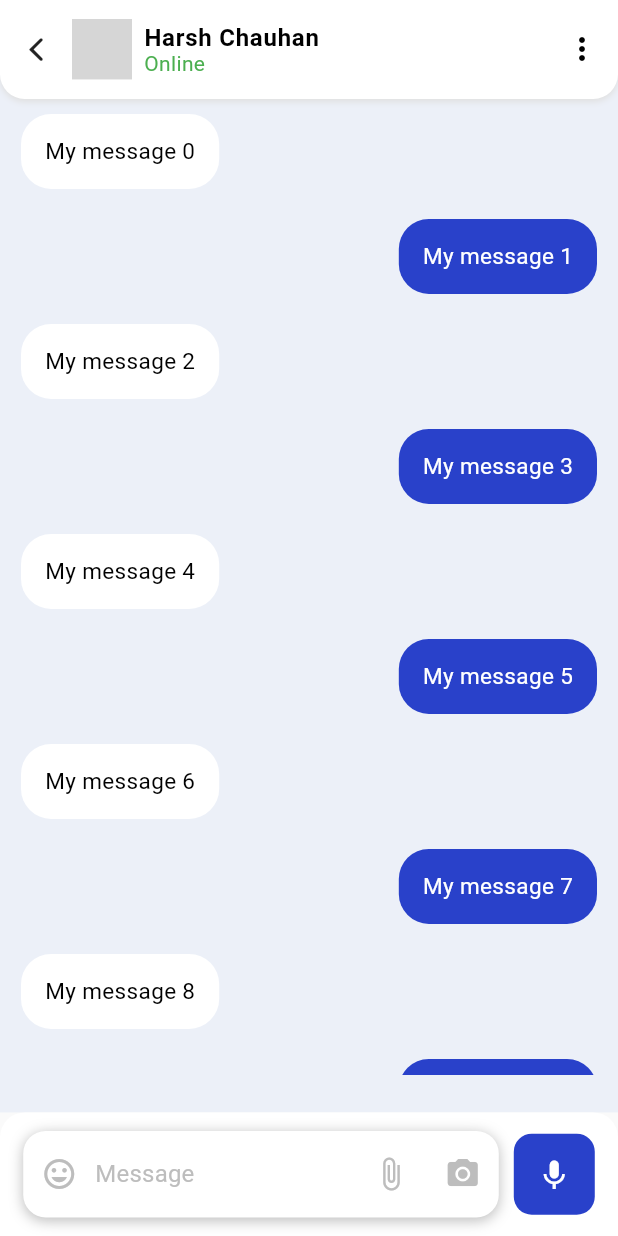
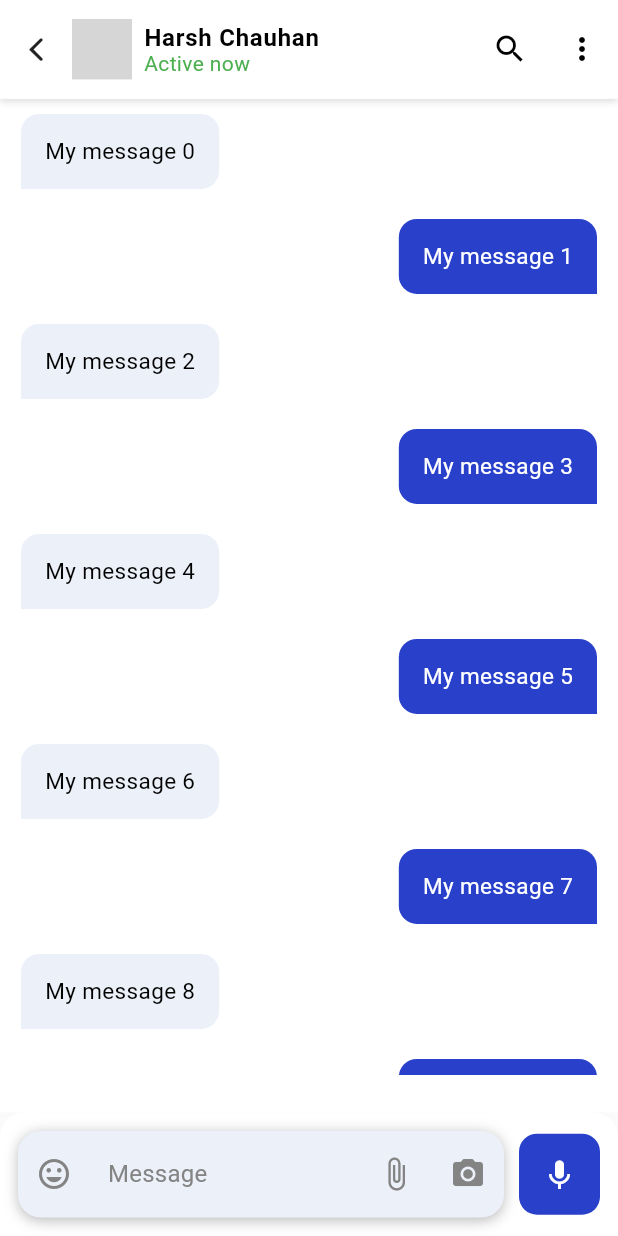
Before and after one commit to HarshChauhan626/chatter, a Flutter app: the ChatScreen screen opened by its route, on a phone screen of 412 x 824 dp. Run offline on Flutter 3.47's test engine with Material 2 defaults, Android fonts, the phone set to English and light mode, and no system bars; our stand-ins replace cloud_firestore, firebase_auth, firebase_core, flutter_rating_bar, flutter_staggered_animations, flutter_svg and 6 more; missing offline and left inert: random_avatar; accounts and stored records are empty; network calls fail; Roboto replaces fonts that are missing (IBM); grey boxes are pictures that could not be loaded.

Commit message:
Chat screen ui improvements.

```diff
--- a/lib/bindings/auth_binding.dart
+++ b/lib/bindings/auth_binding.dart
@@ -5,6 +5,6 @@ import '../controllers/auth_controller.dart';
 class AuthBinding extends Bindings{
   @override
   void dependencies() {
-    Get.lazyPut(() => AuthController());
+    Get.put(() => AuthController());
   }
 }
--- a/lib/screens/chat_screen.dart
+++ b/lib/screens/chat_screen.dart
@@ -5,7 +5,8 @@ import 'package:flutter/cupertino.dart';
 import 'package:flutter/material.dart';
 import 'package:random_avatar/random_avatar.dart';
 import 'package:sizer/sizer.dart';
-
+import 'package:chat_app/utils/extensions.dart';
+import '../utils/app_strings.dart';
 
 class ChatScreen extends StatefulWidget {
   const ChatScreen({Key? key}) : super(key: key);
@@ -17,7 +18,7 @@ class ChatScreen extends StatefulWidget {
     //     settings: const RouteSettings(name: routeName),
     //     builder: (_) =>const ChatScreen()
     // );
-    return CustomRouteBuilder(page: const ChatScreen(),routeName: routeName);
+    return CustomRouteBuilder(page: const ChatScreen(), routeName: routeName);
   }
 
   @override
@@ -25,13 +26,10 @@ class ChatScreen extends StatefulWidget {
 }
 
 class _ChatScreenState extends State<ChatScreen> {
+  TextEditingController inputMessageController = TextEditingController();
 
-
-  TextEditingController inputMessageController=TextEditingController();
-
-  List<String> messageList=[
-    for(int i=0;i<100;i++)
-      "My message $i",
+  List<String> messageList = [
+    for (int i = 0; i < 100; i++) "My message $i",
   ];
 
   void callEmoji() {
@@ -50,7 +48,7 @@ class _ChatScreenState extends State<ChatScreen> {
     debugPrint('Voice Icon Pressed...');
   }
 
-  void callSendMessage(){
+  void callSendMessage() {
     debugPrint('Send message pressed');
   }
 
@@ -59,25 +57,24 @@ class _ChatScreenState extends State<ChatScreen> {
     return CustomSafeArea(
       child: Scaffold(
         extendBody: true,
-        backgroundColor: AppColors.textFieldBackgroundColor,
+        backgroundColor: AppColors.whiteColor,
         appBar: getAppBar(),
         body: getBody(),
-        bottomSheet:
-        getInputField(),
+        bottomSheet: getInputField(),
       ),
     );
   }
 
-  PreferredSizeWidget getAppBar(){
+  PreferredSizeWidget getAppBar() {
     return PreferredSize(
-      preferredSize: Size(double.infinity,8.h),
+      preferredSize: Size(double.infinity, 8.h),
       child: Container(
         decoration: BoxDecoration(
           color: AppColors.whiteColor,
-          borderRadius: BorderRadius.only(
-              bottomRight: Radius.circular(4.w),
-              bottomLeft: Radius.circular(4.w)
-          ),
+          // borderRadius: BorderRadius.only(
+          //     bottomRight: Radius.circular(4.w),
+          //     bottomLeft: Radius.circular(4.w)
+          // ),
           boxShadow: [
             BoxShadow(
                 offset: const Offset(0, 2),
@@ -89,7 +86,7 @@ class _ChatScreenState extends State<ChatScreen> {
           children: [
             IconButton(
               icon: const Icon(CupertinoIcons.back),
-              onPressed: (){
+              onPressed: () {
                 Navigator.pop(context);
               },
             ),
@@ -107,24 +104,44 @@ class _ChatScreenState extends State<ChatScreen> {
               crossAxisAlignment: CrossAxisAlignment.start,
               mainAxisAlignment: MainAxisAlignment.center,
               children: [
-                Text("Harsh Chauhan",style: Theme.of(context).textTheme.bodyText1?.copyWith(fontWeight: FontWeight.bold),),
-                Text("Online",style: Theme.of(context).textTheme.bodyText2?.copyWith(color: Colors.green),)
+                Text(
+                  "Harsh Chauhan",
+                  style: Theme.of(context)
+                      .textTheme
+                      .bodyText1
+                      ?.copyWith(fontWeight: FontWeight.bold),
+                ),
+                Text(
+                  AppStrings.activeNow,
+                  style: Theme.of(context)
+                      .textTheme
+                      .bodyText2
+                      ?.copyWith(color: Colors.green),
+                )
               ],
             ),
             const Spacer(),
             IconButton(
-              icon: const Icon(Icons.more_vert,color: Colors.black,),
-              onPressed: (){
-
-              },
-            )
+              icon: const Icon(
+                Icons.search,
+                color: Colors.black,
+              ),
+              onPressed: () {},
+            ),
+            IconButton(
+              icon: const Icon(
+                Icons.more_vert,
+                color: Colors.black,
+              ),
+              onPressed: () {},
+            ),
           ],
         ),
       ),
     );
   }
 
-  Widget getBody(){
+  Widget getBody() {
     return SingleChildScrollView(
       child: Column(
         mainAxisSize: MainAxisSize.min,
@@ -135,25 +152,44 @@ class _ChatScreenState extends State<ChatScreen> {
     );
   }
 
-  Widget getMessageList(){
+  Widget getMessageList() {
     return SizedBox(
       height: 79.h,
       child: ListView.builder(
           itemCount: messageList.length,
           shrinkWrap: true,
           scrollDirection: Axis.vertical,
-            itemBuilder: (context,index){
+          itemBuilder: (context, index) {
             return Container(
-                padding: const EdgeInsets.only(left: 14,right: 14,top: 10,bottom: 10),
+              padding: const EdgeInsets.only(
+                  left: 14, right: 14, top: 10, bottom: 10),
               child: Align(
-                  alignment: (index %2==0?Alignment.topLeft:Alignment.topRight),
+                alignment:
+                    (index % 2 == 0 ? Alignment.topLeft : Alignment.topRight),
                 child: Container(
                   decoration: BoxDecoration(
-                      borderRadius: BorderRadius.circular(20),
-                      color: (index %2==0?Colors.white:AppColors.primaryColor),
+                    borderRadius: BorderRadius.only(
+                        topRight: const Radius.circular(12.0),
+                        topLeft: const Radius.circular(12.0),
+                        bottomLeft: (index % 2 == 0)
+                            ? const Radius.circular(0.0)
+                            : const Radius.circular(12.0),
+                        bottomRight: (index % 2 == 0)
+                            ? const Radius.circular(12.0)
+                            : const Radius.circular(0.0)),
+                    color: (index % 2 == 0
+                        ? AppColors.textFieldBackgroundColor
+                        : AppColors.primaryColor),
                   ),
                   padding: const EdgeInsets.all(16),
-                    child: Text(messageList[index], style: TextStyle(fontSize: 15,color: index%2==0 ? AppColors.blackTextColor:AppColors.whiteColor),),
+                  child: Text(
+                    messageList[index],
+                    style: TextStyle(
+                        fontSize: 15,
+                        color: index % 2 == 0
+                            ? AppColors.blackTextColor
+                            : AppColors.whiteColor),
+                  ),
                 ),
               ),
             );
@@ -161,18 +197,17 @@ class _ChatScreenState extends State<ChatScreen> {
     );
   }
 
-  Widget getInputField(){
+  Widget getInputField() {
     return Container(
       decoration: BoxDecoration(
           color: AppColors.whiteColor,
           borderRadius: BorderRadius.only(
             topLeft: Radius.circular(4.w),
             topRight: Radius.circular(4.w),
-        )
-      ),
+          )),
       alignment: Alignment.center,
-      height:10.h,
-      padding: const EdgeInsets.symmetric(horizontal: 12.0,vertical: 2.0),
+      height: 10.h,
+      padding: const EdgeInsets.symmetric(horizontal: 12.0),
       child: Column(
         mainAxisAlignment: MainAxisAlignment.center,
         mainAxisSize: MainAxisSize.min,
@@ -180,13 +215,13 @@ class _ChatScreenState extends State<ChatScreen> {
           Row(
             mainAxisAlignment: MainAxisAlignment.center,
             children: [
-              Container
-                (
+              Expanded(
+                child: Container(
                   height: 7.h,
                   decoration: BoxDecoration(
-                  color: AppColors.whiteColor,
+                    color: AppColors.textFieldBackgroundColor,
                     borderRadius: BorderRadius.circular(15.0),
-                  boxShadow:  [
+                    boxShadow: [
                       BoxShadow(
                           offset: const Offset(0, 2),
                           blurRadius: 7,
@@ -196,32 +231,45 @@ class _ChatScreenState extends State<ChatScreen> {
                   child: Row(
                     children: [
                       getMoodIconButton(),
-                    Container(
-                      width: 42.w,
+                      Expanded(
+                        child: SizedBox(
+                          // width: 42.w,
                           child: TextField(
-                        onChanged: (value){
+                            onChanged: (value) {
                               setState(() {
                                 debugPrint(value);
                               });
                             },
                             controller: inputMessageController,
                             decoration: InputDecoration(
-                            hintText: "Message",
-                            hintStyle: Theme.of(context).textTheme.subtitle1?.copyWith(color: AppColors.greyColor),
+                                filled: true,
+                                fillColor: AppColors.textFieldBackgroundColor,
+                                hintText: AppStrings.message,
+                                hintStyle: Theme.of(context)
+                                    .textTheme
+                                    .subtitle1
+                                    ?.copyWith(color: AppColors.greyColor?.darken(30)),
                                 border: InputBorder.none),
                           ),
                         ),
+                      ),
                       getAttachFileButton(),
-                    inputMessageController.text.isNotEmpty?const SizedBox():getCameraButton(),
+                      inputMessageController.text.isNotEmpty
+                          ? const SizedBox()
+                          : getCameraButton(),
                     ],
+                  ),
                 ),
               ),
               const SizedBox(width: 10),
               Container(
                   padding: const EdgeInsets.all(15.0),
                   decoration: const BoxDecoration(
-                      color: AppColors.primaryColor, borderRadius: BorderRadius.all(Radius.circular(12.0))),
-                  child:inputMessageController.text.isNotEmpty?getSendMessageButton():getVoiceRecordingButton())
+                      color: AppColors.primaryColor,
+                      borderRadius: BorderRadius.all(Radius.circular(12.0))),
+                  child: inputMessageController.text.isNotEmpty
+                      ? getSendMessageButton()
+                      : getVoiceRecordingButton())
             ],
           )
         ],
@@ -233,21 +281,22 @@ class _ChatScreenState extends State<ChatScreen> {
     return IconButton(
         icon: Icon(
           Icons.mood,
-          color: AppColors.greyColor,
+          // color: AppColors.greyColor,
+          color: AppColors.greyColor?.darken(30),
         ),
         onPressed: () => callEmoji());
   }
 
   Widget getAttachFileButton() {
     return IconButton(
-      icon: Icon(Icons.attach_file, color: AppColors.greyColor),
+      icon: Icon(Icons.attach_file, color: AppColors.greyColor?.darken(30)),
       onPressed: () => callAttachFile(),
     );
   }
 
   Widget getCameraButton() {
     return IconButton(
-      icon: Icon(Icons.photo_camera, color: AppColors.greyColor),
+      icon: Icon(Icons.photo_camera, color: AppColors.greyColor?.darken(30)),
       onPressed: () => callCamera(),
     );
   }
@@ -259,18 +308,20 @@ class _ChatScreenState extends State<ChatScreen> {
     );
   }
 
-  Widget getVoiceRecordingButton(){
+  Widget getVoiceRecordingButton() {
     return InkWell(
       child: getVoiceIcon(),
       onLongPress: () => callVoice(),
     );
   }
 
-  Widget getSendMessageButton(){
+  Widget getSendMessageButton() {
     return InkWell(
-      child: const Icon(Icons.send,color: AppColors.whiteColor,),
-      onTap: ()=>callSendMessage(),
+      child: const Icon(
+        Icons.send,
+        color: AppColors.whiteColor,
+      ),
+      onTap: () => callSendMessage(),
     );
   }
-
 }
--- a/lib/screens/home_screen.dart
+++ b/lib/screens/home_screen.dart
@@ -65,7 +65,8 @@ class _HomeScreenState extends State<HomeScreen> with TickerProviderStateMixin{
             body: CustomScrollView(
               slivers: [getAppBar(), getChatList()],
             ),
-            bottomSheet: getBottomNavigation()));
+            // bottomSheet: getBottomNavigation()
+        ));
   }
 
   Widget getAppBar() {
--- a/lib/utils/app_strings.dart
+++ b/lib/utils/app_strings.dart
@@ -49,6 +49,7 @@ class AppStrings {
   static const String dontWorryItHappens =
       "Don't worry it happens. Please enter the address associated with your account";
   static const String comments="Comments";
+  static const String message="Message";
 
   // error handler
   static const String badRequestError = "bad_request_error";
@@ -83,4 +84,11 @@ class AppStrings {
 
   static const String giveFeedback="Please give us your valuable feedback!";
   static const String reviewSaved="Your review is saved. Thanks!";
+
+
+  static const String isOnBoardingDone="isOnBoardingDone";
+  static const String userPreferences="userPreferences";
+
+
+  static const String activeNow="Active now";
 }
--- a/pubspec.yaml
+++ b/pubspec.yaml
@@ -48,8 +48,8 @@ dependencies:
   fluentui_system_icons: ^1.1.169
   lottie: ^1.4.1
   flutter_rating_bar: ^4.0.1
-
-  #State management
+  hive: ^2.2.3
+  path_provider: ^2.0.11
   get:
 
 dev_dependencies:
```
Also changed, not shown: lib/controllers/auth_controller.dart (+7 -6 lines), lib/helper/hive_db_helper.dart (added, +54 -0 lines), lib/main.dart (+4 -14 lines), lib/screens/splash_screen.dart (+15 -3 lines), pubspec.lock. Lines whose indentation alone changed are shown as unchanged.
